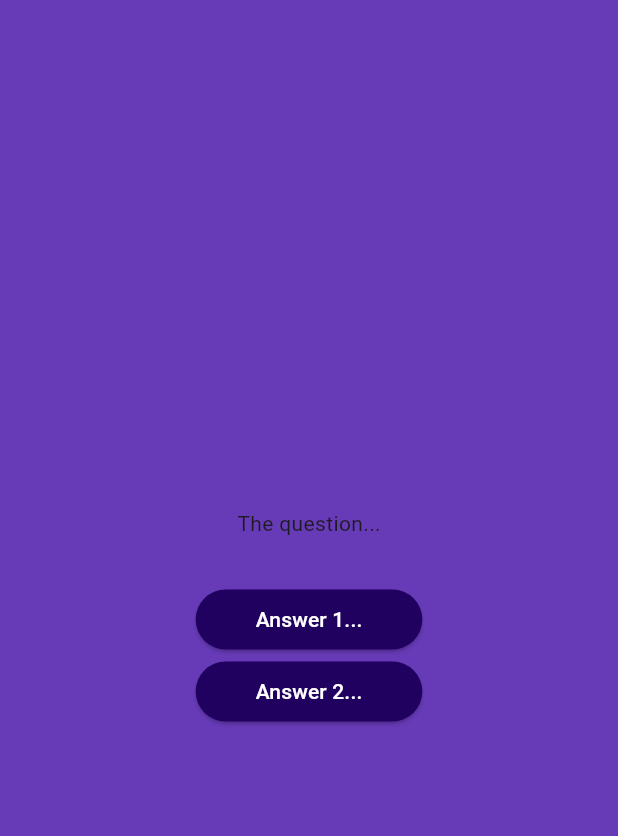
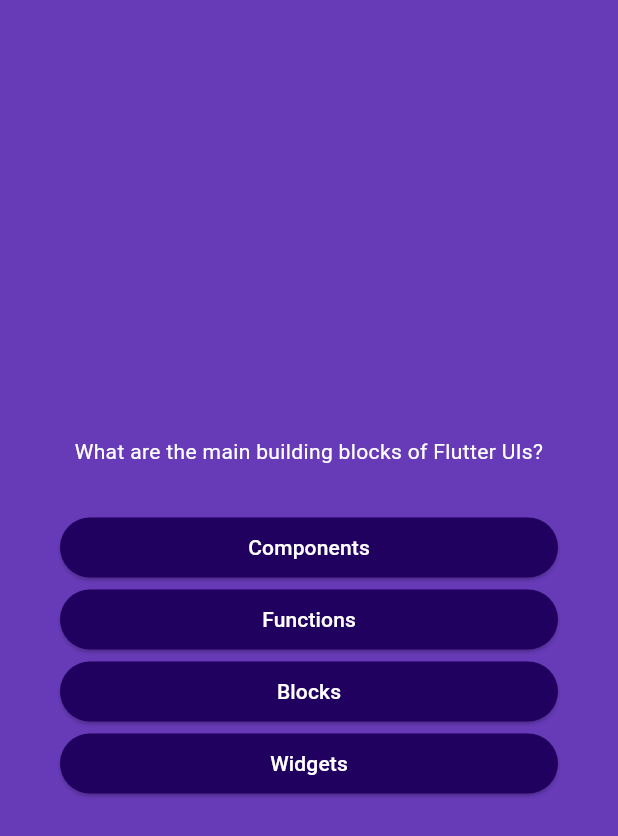
Before and after one commit to sweihmuller/quiz_app, a Flutter app: the screen it shows after launch, after a tap on "Start quiz", on a phone screen of 412 x 824 dp. Shown: the top 836 px of the screen. Run offline on Flutter 3.47's test engine with Material 3 defaults, Android fonts, the phone set to English and light mode, and no system bars.

Commit message:
Refactor QuestionsScreen to display the current question and shuffled answers

```diff
--- a/lib/models/quiz_question.dart
+++ b/lib/models/quiz_question.dart
@@ -3,4 +3,10 @@ class QuizQuestion {
 
   final String question;
   final List<String> answers;
+
+  List<String> getShuffledAnswers() {
+    final shuffledList = List.of(answers);
+    shuffledList.shuffle();
+    return shuffledList;
+  }
 }
--- a/lib/questions_screen.dart
+++ b/lib/questions_screen.dart
@@ -1,5 +1,6 @@
 import 'package:flutter/material.dart';
 import 'package:quiz_app/answer_button.dart';
+import 'package:quiz_app/data/questions.dart';
 
 class QuestionsScreen extends StatefulWidget {
   const QuestionsScreen({super.key});
@@ -13,16 +14,27 @@ class QuestionsScreen extends StatefulWidget {
 class _QuestionScreenState extends State<QuestionsScreen> {
   @override
   Widget build(context) {
+    final currentQuestion = questions[0];
+
     return SizedBox(
       width: double.infinity,
-      child: Column(
-        mainAxisAlignment: MainAxisAlignment.center,
-        children: [
-          Text('The question...'),
-          SizedBox(height: 30),
-          AnswertButton("Answer 1...", () {}),
-          AnswertButton("Answer 2...", () {}),
-        ],
+      child: Container(
+        margin: EdgeInsets.all(40),
+        child: Column(
+          mainAxisAlignment: MainAxisAlignment.center,
+          crossAxisAlignment: CrossAxisAlignment.stretch,
+          children: [
+            Text(
+              currentQuestion.question,
+              style: const TextStyle(color: Colors.white),
+              textAlign: TextAlign.center,
+            ),
+            SizedBox(height: 30),
+            ...currentQuestion.getShuffledAnswers().map((answer) {
+              return AnswertButton(answer, () {});
+            }),
+          ],
+        ),
       ),
     );
   }
```
